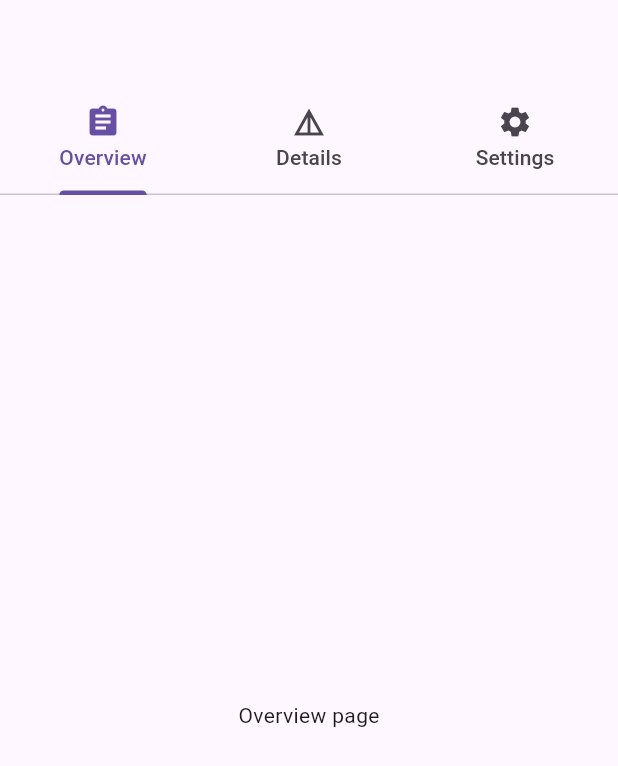
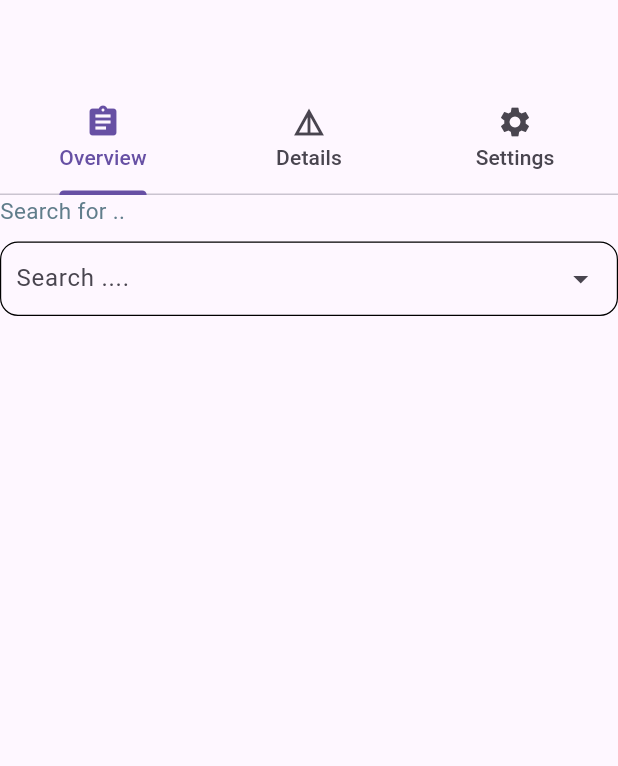
Before and after one commit to Zwawi100/Flutter_Course, a Flutter app: the screen it shows after launch, on a phone screen of 412 x 824 dp. Shown: the top 766 px of the screen. Run offline on Flutter 3.47's test engine with Material 3 defaults, Android fonts, the light colour scheme and no system bars.

Commit message:
Search DropDownButton added in overview page

```diff
--- a/lib/main.dart
+++ b/lib/main.dart
@@ -65,13 +65,109 @@ class _HomePageState extends State<HomePage>
   }
 }
 
-class OverView extends StatelessWidget {
+class OverView extends StatefulWidget {
   const OverView({super.key});
 
   @override
+  State<OverView> createState() => _OverViewState();
+}
+
+class _OverViewState extends State<OverView> {
+  final TextEditingController _textController = TextEditingController();
+    final List<String> _itmes = [
+      "blabla",
+      "shrimp",
+      "jackson","messi","cr7","mo salah" ,"salad", "orange" , "walk","run","survive"
+    ];
+
+    List<String> _filteredList = [];
+    bool _isTapped = false;
+
+    @override
+  void initState() {
+    super.initState();
+    _filteredList = _itmes;
+  }
+
+  // develop _filterSearchResults function
+  void _filterSearchResults(String query){
+    setState(() {
+      if(query.isEmpty){
+        _filteredList = _itmes;
+      } else {
+        _filteredList =
+         _itmes.where((item) => item.toLowerCase().contains(query.toLowerCase())).toList();
+      }
+    });
+  }
+  @override
   Widget build(BuildContext context) {
     return Center(
-      child: Text("Overview page"),
+      child: Column(
+          crossAxisAlignment: CrossAxisAlignment.start,
+          children: [
+            Text('Search for ..',
+            style: TextStyle(fontSize: 15, color: Colors.blueGrey),),
+            SizedBox(height: 10),
+            Container(
+              decoration: BoxDecoration(
+                borderRadius: BorderRadius.circular(12),
+                border: Border.all(color: Colors.black, width: 0.8)
+              ),
+              child: Column(
+                children: [
+                  TextFormField(
+                    controller: _textController,
+                    decoration: InputDecoration(
+                      hintText: 'Search ....',
+                      contentPadding: EdgeInsets.symmetric(horizontal: 10, vertical: 12),
+                      border: InputBorder.none,
+                      suffixIcon: Icon(Icons.arrow_drop_down)
+                    ),
+                    onChanged: (value){
+                      // filter
+                      _filterSearchResults(value);
+                      setState(() {
+                        _isTapped = true;
+                      });
+                      // set state
+                    },
+                    onTap: () {
+                      setState(() {
+                        _isTapped = true;
+                      });
+                    },
+                  ),
+
+                  _isTapped && _filteredList.isNotEmpty ?
+                  Container(
+                    height: 150,
+                    color: Colors.grey.shade200,
+                    child: ListView.builder(
+                      itemCount: _filteredList.length,
+                      itemBuilder: (context, index) {
+                        return InkWell(
+                          onTap: (){
+                            setState(() {
+                              _textController.text = _filteredList[index];
+                              _isTapped = false;
+                            });
+                          },
+                          child: Padding(
+                            padding: EdgeInsets.symmetric(vertical: 10, horizontal: 12),
+                            child: Text(_filteredList[index],style: TextStyle(fontSize: 15, color: Colors.black87),),
+                            ),
+                        );
+                      }),
+                  ) : SizedBox.shrink(),
+                ],
+              ),
+            )
+          ],
+        ),
+
+
+
     );
   }
 }
```
